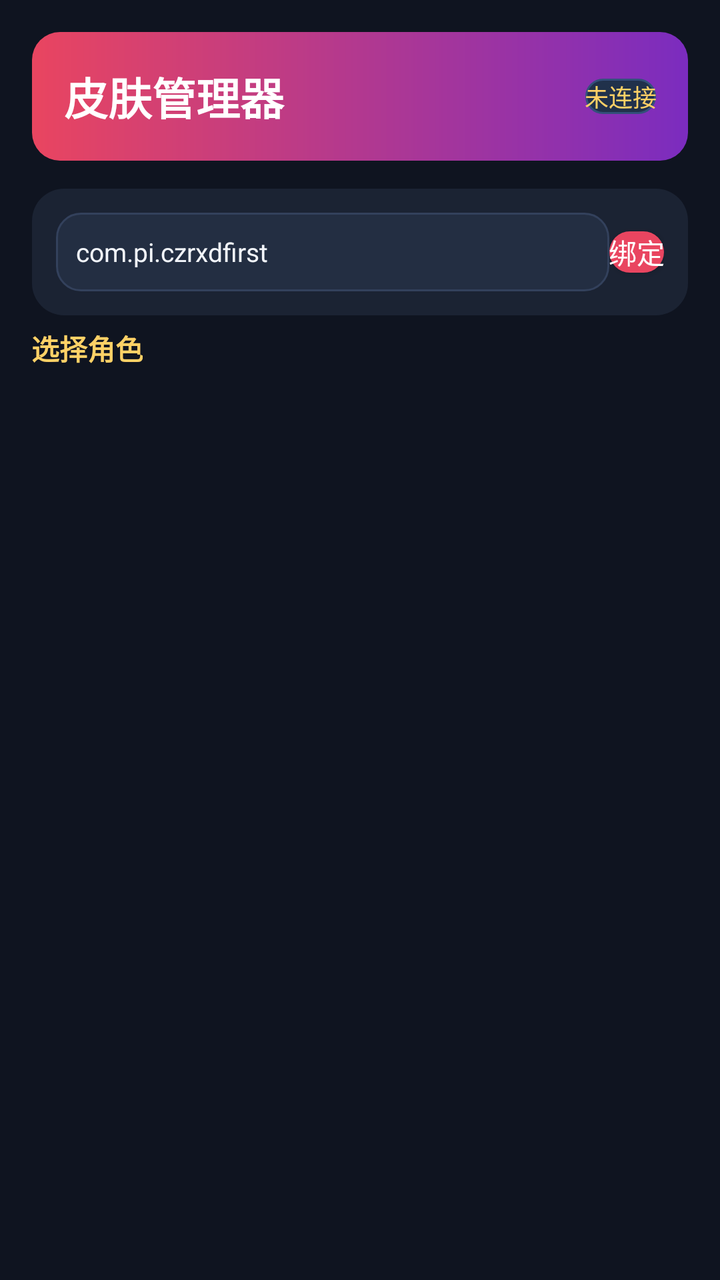
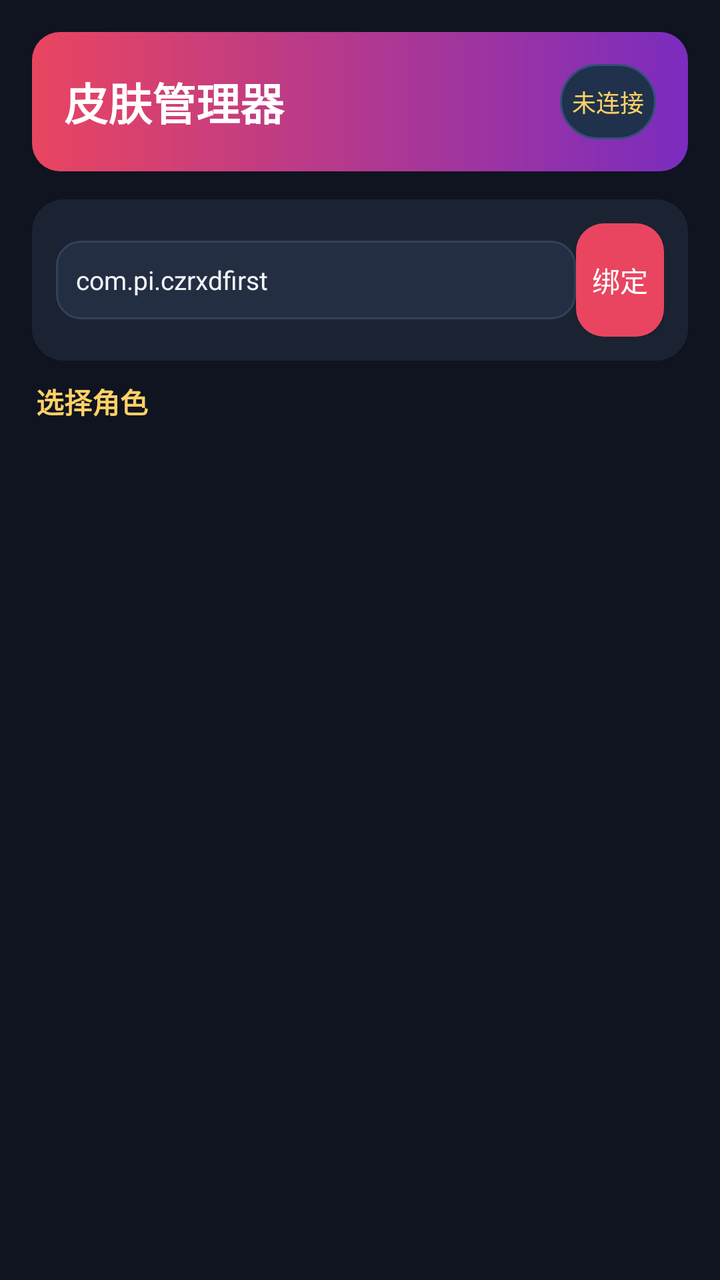

Screens rendered from an Android XML layout before and after an edit, with the pre-edit source and the edit as a unified diff.
<!-- AndroidManifest.xml: application theme AppTheme -->
<!-- res/layout/activity_main.xml -->
<?xml version="1.0" encoding="utf-8"?>
<LinearLayout xmlns:android="http://schemas.android.com/apk/res/android"
    android:layout_width="match_parent" android:layout_height="match_parent"
    android:orientation="vertical" android:background="@color/bg"
    android:padding="16dp">

    <LinearLayout android:layout_width="match_parent" android:layout_height="wrap_content"
        android:orientation="horizontal" android:gravity="center_vertical"
        android:background="@drawable/bg_title" android:padding="16dp"
        android:layout_marginBottom="14dp">
        <TextView android:layout_width="0dp" android:layout_height="wrap_content"
            android:layout_weight="1" android:text="皮肤管理器" android:textColor="#FFFFFF"
            android:textSize="22sp" android:textStyle="bold"/>
        <TextView android:id="@+id/status_text" android:layout_width="wrap_content"
            android:layout_height="wrap_content" android:background="@drawable/bg_chip"
            android:padding="6dp 10dp" android:text="未连接" android:textColor="#FFD166"
            android:textSize="12sp"/>
    </LinearLayout>

    <LinearLayout android:layout_width="match_parent" android:layout_height="wrap_content"
        android:orientation="horizontal" android:gravity="center_vertical"
        android:background="@drawable/bg_card" android:padding="12dp"
        android:layout_marginBottom="6dp">
        <EditText android:id="@+id/pkg_input" android:layout_width="0dp" android:layout_height="wrap_content"
            android:layout_weight="1" android:background="@drawable/bg_field" android:padding="10dp"
            android:textColor="@color/text" android:hint="游戏包名" android:hintTextColor="@color/muted"
            android:text="com.pi.czrxdfirst" android:textSize="13sp"/>
        <Button android:id="@+id/btn_bind" android:layout_width="wrap_content" android:layout_height="wrap_content"
            android:background="@drawable/bg_btn_primary" android:textColor="#FFFFFF"
            android:padding="8dp 18dp" android:text="绑定" android:minWidth="0dp" android:minHeight="0dp"
            android:textSize="14sp"/>
    </LinearLayout>

    <TextView android:layout_width="wrap_content" android:layout_height="wrap_content"
        android:text="选择角色" android:textColor="@color/accent2"
        android:textSize="14sp" android:textStyle="bold" android:padding="4dp 2dp 8dp"/>

    <ListView android:id="@+id/emp_list" android:layout_width="match_parent"
        android:layout_height="match_parent" android:divider="@android:color/transparent"
        android:dividerHeight="8dp" android:paddingBottom="8dp"/>
</LinearLayout>
<!-- resources referenced by this layout -->
<resources>
  <color name="accent2">#FFD166</color>
  <color name="bg">#0F1420</color>
  <color name="muted">#9AA5B8</color>
  <color name="text">#F2F5FA</color>
  <!-- drawable bg_btn_primary (drawable) -->
  <ripple xmlns:android="http://schemas.android.com/apk/res/android" android:color="#33FFFFFF"><item><shape><solid android:color="@color/accent"/><corners android:radius="14dp"/></shape></item></ripple>
  <!-- drawable bg_card (drawable) -->
  <shape xmlns:android="http://schemas.android.com/apk/res/android"><solid android:color="@color/card"/><corners android:radius="16dp"/></shape>
  <!-- drawable bg_chip (drawable) -->
  <shape xmlns:android="http://schemas.android.com/apk/res/android"><solid android:color="#20314B"/><corners android:radius="20dp"/><stroke android:width="1dp" android:color="#33507A"/></shape>
  <!-- drawable bg_field (drawable) -->
  <shape xmlns:android="http://schemas.android.com/apk/res/android"><solid android:color="@color/field"/><corners android:radius="12dp"/><stroke android:width="1dp" android:color="#33415C"/></shape>
  <!-- drawable bg_title (drawable) -->
  <shape xmlns:android="http://schemas.android.com/apk/res/android"><gradient android:startColor="#E94560" android:endColor="#7B2CBF" android:angle="0"/><corners android:radius="14dp"/></shape>
  <style name="AppTheme" parent="Theme.AppCompat.NoActionBar">
          <item name="android:windowBackground">@color/bg</item>
          <item name="colorPrimary">@color/accent</item>
          <item name="colorAccent">@color/accent</item>
          <item name="android:statusBarColor">@color/bg</item>
          <item name="android:navigationBarColor">@color/bg</item>
          <item name="android:textColor">@color/text</item>
      </style>
  <color name="accent">#E94560</color>
  <color name="card">#1B2333</color>
  <color name="field">#232E42</color>
</resources>

<!-- the commit's change to res/layout/activity_main.xml (unified diff, before → after) -->
@@ -13,7 +13,7 @@
             android:textSize="22sp" android:textStyle="bold"/>
         <TextView android:id="@+id/status_text" android:layout_width="wrap_content"
             android:layout_height="wrap_content" android:background="@drawable/bg_chip"
-            android:padding="6dp 10dp" android:text="未连接" android:textColor="#FFD166"
+            android:paddingLeft="6dp" android:paddingRight="6dp" android:paddingTop="10dp" android:paddingBottom="10dp" android:text="未连接" android:textColor="#FFD166"
             android:textSize="12sp"/>
     </LinearLayout>
 
@@ -23,17 +23,17 @@
         android:layout_marginBottom="6dp">
         <EditText android:id="@+id/pkg_input" android:layout_width="0dp" android:layout_height="wrap_content"
             android:layout_weight="1" android:background="@drawable/bg_field" android:padding="10dp"
-            android:textColor="@color/text" android:hint="游戏包名" android:hintTextColor="@color/muted"
+            android:textColor="@color/text" android:hint="游戏包名" android:textColorHint="@color/muted"
             android:text="com.pi.czrxdfirst" android:textSize="13sp"/>
         <Button android:id="@+id/btn_bind" android:layout_width="wrap_content" android:layout_height="wrap_content"
             android:background="@drawable/bg_btn_primary" android:textColor="#FFFFFF"
-            android:padding="8dp 18dp" android:text="绑定" android:minWidth="0dp" android:minHeight="0dp"
+            android:paddingLeft="8dp" android:paddingRight="8dp" android:paddingTop="18dp" android:paddingBottom="18dp" android:text="绑定" android:minWidth="0dp" android:minHeight="0dp"
             android:textSize="14sp"/>
     </LinearLayout>
 
     <TextView android:layout_width="wrap_content" android:layout_height="wrap_content"
         android:text="选择角色" android:textColor="@color/accent2"
-        android:textSize="14sp" android:textStyle="bold" android:padding="4dp 2dp 8dp"/>
+        android:textSize="14sp" android:textStyle="bold" android:paddingTop="4dp" android:paddingLeft="2dp" android:paddingRight="2dp" android:paddingBottom="8dp"/>
 
     <ListView android:id="@+id/emp_list" android:layout_width="match_parent"
         android:layout_height="match_parent" android:divider="@android:color/transparent"
